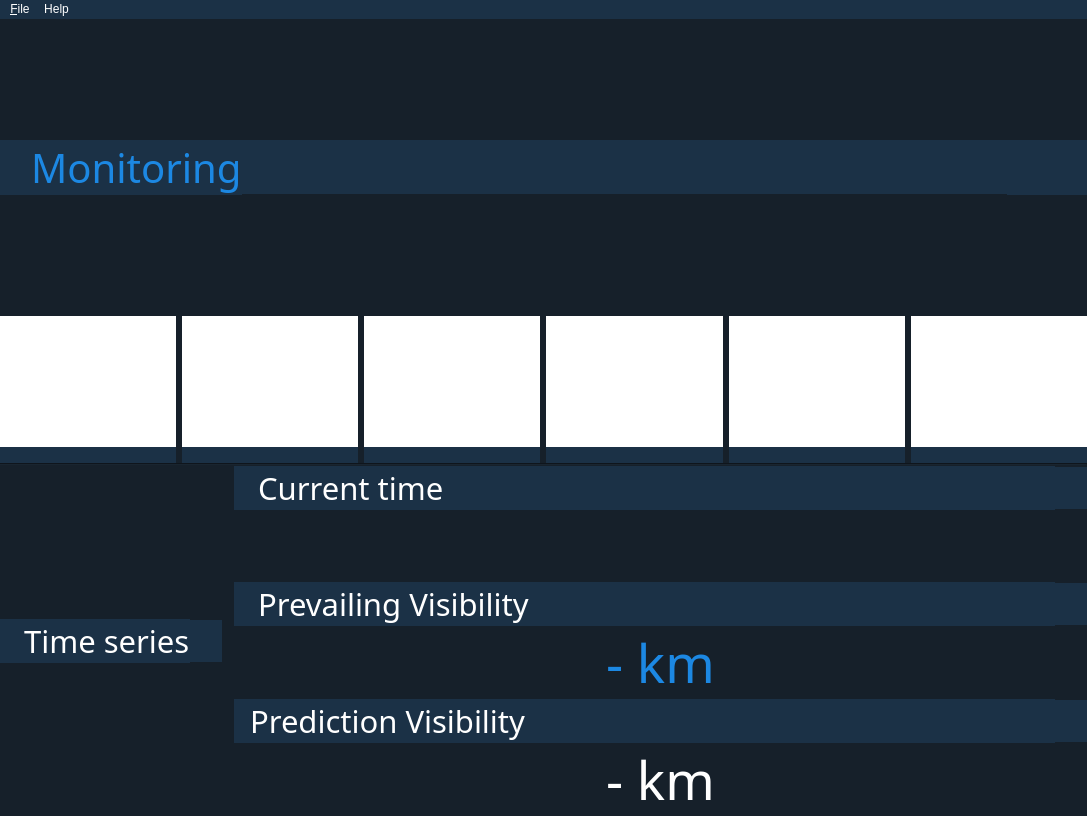
The window that src/resources/main_window.ui (sijung21/js06) describes before a commit, drawn with Qt 5.
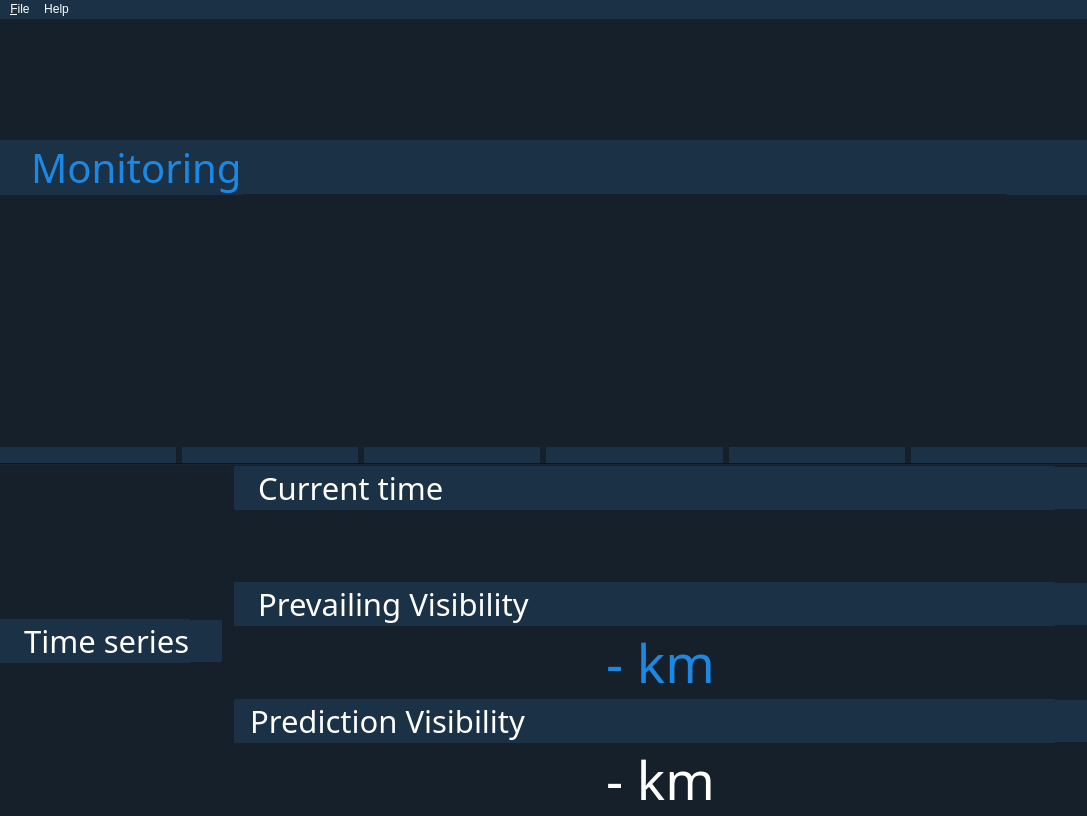
The same window after the commit. Icons and pictures are not drawn.

Patch:
```diff
--- a/src/resources/main_window.ui
+++ b/src/resources/main_window.ui
@@ -291,7 +291,7 @@
              </size>
             </property>
             <property name="styleSheet">
-             <string notr="true">background-color: rgb(255, 255, 255);</string>
+             <string notr="true"/>
             </property>
             <property name="text">
              <string/>
@@ -347,7 +347,7 @@
              </size>
             </property>
             <property name="styleSheet">
-             <string notr="true">background-color: rgb(255, 255, 255);</string>
+             <string notr="true"/>
             </property>
             <property name="text">
              <string/>
@@ -403,7 +403,7 @@
              </size>
             </property>
             <property name="styleSheet">
-             <string notr="true">background-color: rgb(255, 255, 255);</string>
+             <string notr="true"/>
             </property>
             <property name="text">
              <string/>
@@ -459,7 +459,7 @@
              </size>
             </property>
             <property name="styleSheet">
-             <string notr="true">background-color: rgb(255, 255, 255);</string>
+             <string notr="true"/>
             </property>
             <property name="text">
              <string/>
@@ -515,7 +515,7 @@
              </size>
             </property>
             <property name="styleSheet">
-             <string notr="true">background-color: rgb(255, 255, 255);</string>
+             <string notr="true"/>
             </property>
             <property name="text">
              <string/>
@@ -571,7 +571,7 @@
              </size>
             </property>
             <property name="styleSheet">
-             <string notr="true">background-color: rgb(255, 255, 255);</string>
+             <string notr="true"/>
             </property>
             <property name="text">
              <string/>
```
